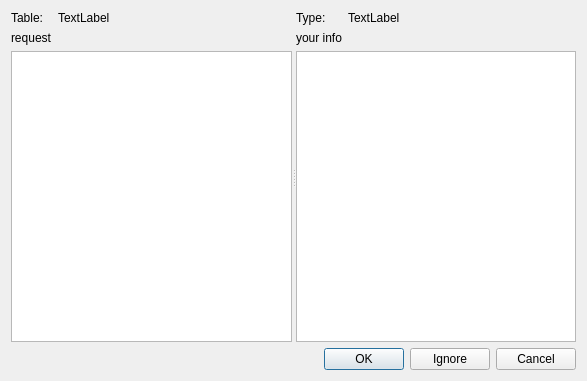
Above: client/basedata/reviewdialog.ui from HOOSHANKAVOSHBORNA/REPLICATEBASICDATA before the change. Below: the same form after it.
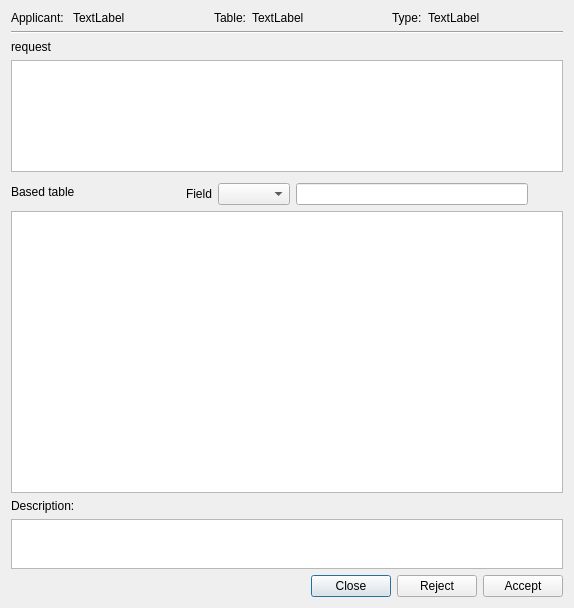
That is the form after the change.

Commit message: add search and filter to review form

The edit to the form file:
```diff
--- a/client/basedata/reviewdialog.ui
+++ b/client/basedata/reviewdialog.ui
@@ -6,99 +6,230 @@
    <rect>
     <x>0</x>
     <y>0</y>
-    <width>587</width>
-    <height>381</height>
+    <width>574</width>
+    <height>608</height>
    </rect>
   </property>
   <property name="windowTitle">
    <string>Dialog</string>
   </property>
-  <layout class="QVBoxLayout" name="verticalLayout">
-   <item>
-    <widget class="QSplitter" name="splitter">
-     <property name="orientation">
-      <enum>Qt::Horizontal</enum>
+  <layout class="QGridLayout" name="gridLayout">
+   <item row="7" column="0" colspan="15">
+    <widget class="QTableView" name="tableViewBase">
+     <property name="sizePolicy">
+      <sizepolicy hsizetype="Expanding" vsizetype="Expanding">
+       <horstretch>0</horstretch>
+       <verstretch>5</verstretch>
+      </sizepolicy>
      </property>
-     <widget class="QWidget" name="gridLayoutWidget">
-      <layout class="QGridLayout" name="gridLayout">
-       <item row="1" column="0">
-        <widget class="QLabel" name="label">
-         <property name="text">
-          <string>request</string>
-         </property>
-        </widget>
-       </item>
-       <item row="0" column="0">
-        <widget class="QLabel" name="label_3">
-         <property name="text">
-          <string>Table:</string>
-         </property>
-        </widget>
-       </item>
-       <item row="0" column="1">
-        <widget class="QLabel" name="txtTable">
-         <property name="sizePolicy">
-          <sizepolicy hsizetype="Expanding" vsizetype="Preferred">
-           <horstretch>0</horstretch>
-           <verstretch>0</verstretch>
-          </sizepolicy>
-         </property>
-         <property name="text">
-          <string>TextLabel</string>
-         </property>
-        </widget>
-       </item>
-       <item row="2" column="0" colspan="2">
-        <widget class="QTableWidget" name="tableWidgetReq"/>
-       </item>
-      </layout>
-     </widget>
-     <widget class="QWidget" name="gridLayoutWidget_2">
-      <layout class="QGridLayout" name="gridLayout_2">
-       <item row="0" column="1">
-        <widget class="QLabel" name="txtType">
-         <property name="sizePolicy">
-          <sizepolicy hsizetype="Expanding" vsizetype="Preferred">
-           <horstretch>0</horstretch>
-           <verstretch>0</verstretch>
-          </sizepolicy>
-         </property>
-         <property name="text">
-          <string>TextLabel</string>
-         </property>
-        </widget>
-       </item>
-       <item row="0" column="0">
-        <widget class="QLabel" name="label_4">
-         <property name="text">
-          <string>Type:</string>
-         </property>
-        </widget>
-       </item>
-       <item row="1" column="0">
-        <widget class="QLabel" name="label_2">
-         <property name="text">
-          <string>your info</string>
-         </property>
-        </widget>
-       </item>
-       <item row="2" column="0" colspan="2">
-        <widget class="QTableView" name="tableViewBase"/>
-       </item>
-      </layout>
-     </widget>
+     <property name="editTriggers">
+      <set>QAbstractItemView::NoEditTriggers</set>
+     </property>
+     <property name="selectionMode">
+      <enum>QAbstractItemView::SingleSelection</enum>
+     </property>
+     <property name="selectionBehavior">
+      <enum>QAbstractItemView::SelectRows</enum>
+     </property>
+     <attribute name="horizontalHeaderStretchLastSection">
+      <bool>true</bool>
+     </attribute>
     </widget>
    </item>
-   <item>
-    <widget class="QDialogButtonBox" name="buttonBox">
+   <item row="8" column="0">
+    <widget class="QLabel" name="label_7">
+     <property name="text">
+      <string>Description:</string>
+     </property>
+    </widget>
+   </item>
+   <item row="3" column="0" colspan="15">
+    <widget class="Line" name="line_2">
      <property name="orientation">
       <enum>Qt::Horizontal</enum>
      </property>
-     <property name="standardButtons">
-      <set>QDialogButtonBox::Cancel|QDialogButtonBox::Ignore|QDialogButtonBox::Ok</set>
+    </widget>
+   </item>
+   <item row="5" column="0" colspan="15">
+    <widget class="QTableWidget" name="tableWidgetReq">
+     <property name="sizePolicy">
+      <sizepolicy hsizetype="Expanding" vsizetype="Preferred">
+       <horstretch>0</horstretch>
+       <verstretch>0</verstretch>
+      </sizepolicy>
      </property>
+     <property name="maximumSize">
+      <size>
+       <width>16777215</width>
+       <height>112</height>
+      </size>
+     </property>
+     <attribute name="horizontalHeaderStretchLastSection">
+      <bool>true</bool>
+     </attribute>
     </widget>
    </item>
+   <item row="9" column="0" colspan="15">
+    <widget class="QPlainTextEdit" name="txtDescription">
+     <property name="sizePolicy">
+      <sizepolicy hsizetype="Expanding" vsizetype="Maximum">
+       <horstretch>0</horstretch>
+       <verstretch>0</verstretch>
+      </sizepolicy>
+     </property>
+     <property name="maximumSize">
+      <size>
+       <width>16777215</width>
+       <height>50</height>
+      </size>
+     </property>
+    </widget>
+   </item>
+   <item row="4" column="0" colspan="9">
+    <widget class="QLabel" name="label">
+     <property name="text">
+      <string>request</string>
+     </property>
+    </widget>
+   </item>
+   <item row="11" column="0" colspan="15">
+    <layout class="QHBoxLayout" name="horizontalLayout">
+     <item>
+      <spacer name="horizontalSpacer">
+       <property name="orientation">
+        <enum>Qt::Horizontal</enum>
+       </property>
+       <property name="sizeHint" stdset="0">
+        <size>
+         <width>40</width>
+         <height>20</height>
+        </size>
+       </property>
+      </spacer>
+     </item>
+     <item>
+      <widget class="QPushButton" name="btnClose">
+       <property name="text">
+        <string>Close</string>
+       </property>
+      </widget>
+     </item>
+     <item>
+      <widget class="QPushButton" name="btnReject">
+       <property name="text">
+        <string>Reject</string>
+       </property>
+      </widget>
+     </item>
+     <item>
+      <widget class="QPushButton" name="btnAccept">
+       <property name="text">
+        <string>Accept</string>
+       </property>
+      </widget>
+     </item>
+    </layout>
+   </item>
+   <item row="6" column="0">
+    <widget class="QLabel" name="label_2">
+     <property name="text">
+      <string>Based table</string>
+     </property>
+    </widget>
+   </item>
+   <item row="0" column="0" colspan="15">
+    <layout class="QHBoxLayout" name="horizontalLayout_2">
+     <item>
+      <widget class="QLabel" name="label_5">
+       <property name="text">
+        <string>Applicant: </string>
+       </property>
+      </widget>
+     </item>
+     <item>
+      <widget class="QLabel" name="txtApplicant">
+       <property name="sizePolicy">
+        <sizepolicy hsizetype="Expanding" vsizetype="Preferred">
+         <horstretch>0</horstretch>
+         <verstretch>0</verstretch>
+        </sizepolicy>
+       </property>
+       <property name="text">
+        <string>TextLabel</string>
+       </property>
+      </widget>
+     </item>
+     <item>
+      <widget class="QLabel" name="label_3">
+       <property name="sizePolicy">
+        <sizepolicy hsizetype="Preferred" vsizetype="Preferred">
+         <horstretch>0</horstretch>
+         <verstretch>0</verstretch>
+        </sizepolicy>
+       </property>
+       <property name="text">
+        <string>Table:</string>
+       </property>
+      </widget>
+     </item>
+     <item>
+      <widget class="QLabel" name="txtTable">
+       <property name="sizePolicy">
+        <sizepolicy hsizetype="Expanding" vsizetype="Preferred">
+         <horstretch>0</horstretch>
+         <verstretch>0</verstretch>
+        </sizepolicy>
+       </property>
+       <property name="text">
+        <string>TextLabel</string>
+       </property>
+      </widget>
+     </item>
+     <item>
+      <widget class="QLabel" name="label_4">
+       <property name="text">
+        <string>Type:</string>
+       </property>
+      </widget>
+     </item>
+     <item>
+      <widget class="QLabel" name="txtType">
+       <property name="sizePolicy">
+        <sizepolicy hsizetype="Expanding" vsizetype="Preferred">
+         <horstretch>0</horstretch>
+         <verstretch>0</verstretch>
+        </sizepolicy>
+       </property>
+       <property name="text">
+        <string>TextLabel</string>
+       </property>
+      </widget>
+     </item>
+    </layout>
+   </item>
+   <item row="6" column="4" colspan="10">
+    <layout class="QHBoxLayout" name="horizontalLayout_3">
+     <property name="topMargin">
+      <number>5</number>
+     </property>
+     <property name="bottomMargin">
+      <number>0</number>
+     </property>
+     <item>
+      <widget class="QLabel" name="label_6">
+       <property name="text">
+        <string>Field</string>
+       </property>
+      </widget>
+     </item>
+     <item>
+      <widget class="QComboBox" name="comboField"/>
+     </item>
+     <item>
+      <widget class="QLineEdit" name="txtSearch"/>
+     </item>
+    </layout>
+   </item>
   </layout>
  </widget>
  <resources/>
```
Left out of the diff: 35 changed lines with no effect on the pictures. The commit also changes 7 other files.
